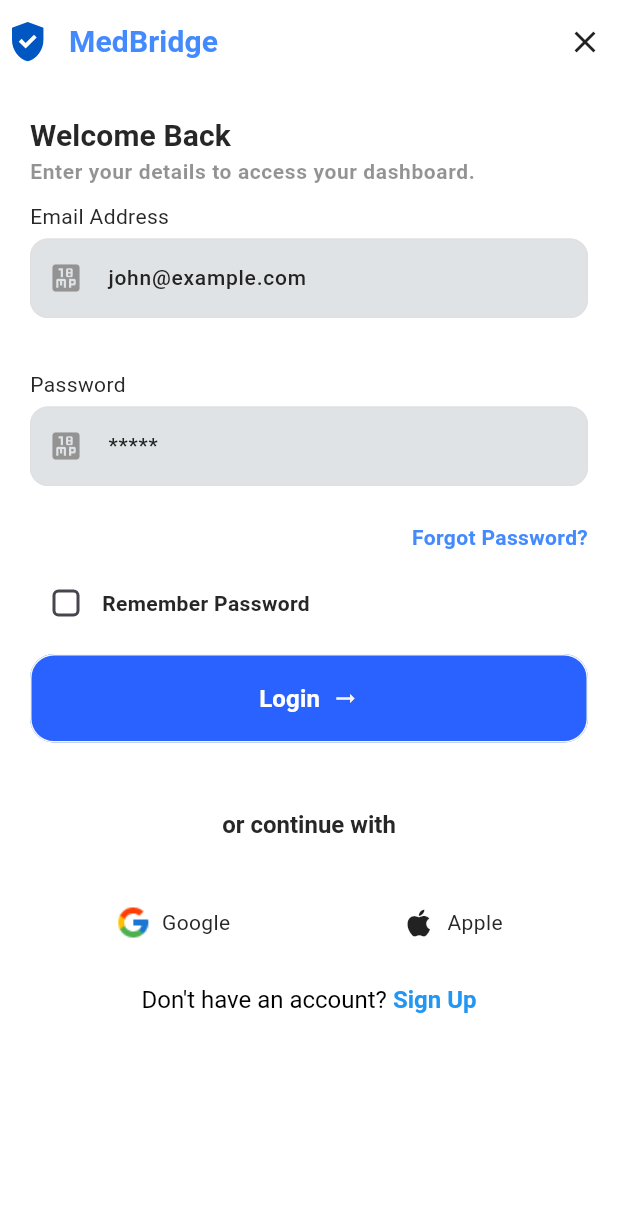
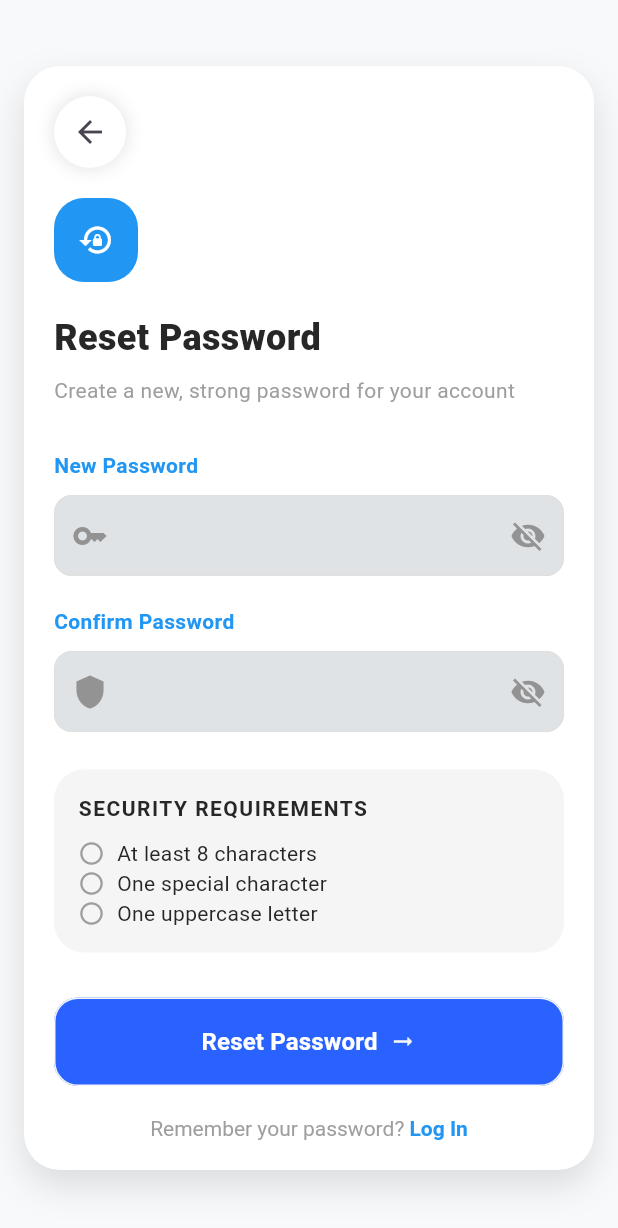
Before and after one commit to emonh001/MedBridgeTelemedicine, a Flutter app: the VerifyOtpScreen screen opened by its route, after a tap on "Verify", on a phone screen of 412 x 824 dp. Shown: the top 1228 px of the screen. Run offline on Flutter 3.47's test engine with Material 3 defaults, Android fonts, the light colour scheme and no system bars; our stand-ins replace carousel_slider, dots_indicator, file_picker, flutter_screenutil, flutter_svg, go_router and 4 more; accounts and stored records are empty.

Commit message:
forget password screen and reset passwoed screen added

```diff
--- a/lib/app/routes/app_router.dart
+++ b/lib/app/routes/app_router.dart
@@ -7,6 +7,7 @@
 import 'package:medbridge_telemedicine/features/auth/presentations/screens/login_screen.dart';
 import 'package:medbridge_telemedicine/features/auth/presentations/screens/onboarding/onboarding_screen.dart';
 import 'package:medbridge_telemedicine/features/auth/presentations/screens/password_reset_success_screen.dart';
+import 'package:medbridge_telemedicine/features/auth/presentations/screens/reset_password_screen.dart';
 import 'package:medbridge_telemedicine/features/auth/presentations/screens/role_selection_screen.dart';
 import 'package:medbridge_telemedicine/features/auth/presentations/screens/sign_up_doctor_screen.dart';
 import 'package:medbridge_telemedicine/features/auth/presentations/screens/sign_up_health_worker_screen.dart';
@@ -73,6 +74,13 @@
         name: RouteNames.forgotPassword,
         pageBuilder: (context, state) =>
         const MaterialPage(child: ForgotPasswordScreen()),
+      ),
+
+      GoRoute(
+        path: RouteNames.resetPassword,
+        name: RouteNames.resetPassword,
+        pageBuilder: (context, state) =>
+        const MaterialPage(child: ResetPasswordScreen()),
       ),
 
       GoRoute(
--- a/lib/app/routes/route_names.dart
+++ b/lib/app/routes/route_names.dart
@@ -5,6 +5,7 @@
   static const String onboard = '/onboard';
   static const String passwordReset = '/password-reset';
   static const String forgotPassword = '/forgot-password';
+  static const String resetPassword = '/reset-password';
   static const String login = '/login';
   static const String verifyOtp = '/verify-otp';
   static const String new_case = '/new_case';
--- a/lib/app/routes/route_paths.dart
+++ b/lib/app/routes/route_paths.dart
@@ -5,6 +5,7 @@
   static const String onboard = '/onboard';
   static const String passwordReset = '/password-reset';
   static const String forgotPassword = '/forgot-password';
+  static const String resetPassword = '/reset-password';
   static const String verifyOtp = '/verify-otp';
   static const String login = '/login';
   static const String new_case = '/new_case';
--- /dev/null
+++ b/lib/features/auth/presentations/screens/reset_password_screen.dart
@@ -0,0 +1,232 @@
+import 'package:flutter/gestures.dart';
+import 'package:flutter/material.dart';
+import 'package:go_router/go_router.dart';
+import 'package:medbridge_telemedicine/app/routes/route_names.dart';
+import 'package:medbridge_telemedicine/features/auth/presentations/widgets/back_button_widget.dart';
+import 'package:medbridge_telemedicine/features/common/presentations/widgets/primary_action_button.dart';
+
+import '../../data/models/validator.dart';
+import '../widgets/PasswordField.dart';
+
+
+class ResetPasswordScreen extends StatefulWidget {
+  const ResetPasswordScreen({super.key});
+
+  @override
+  State<ResetPasswordScreen> createState() => _ResetPasswordScreenState();
+}
+
+class _ResetPasswordScreenState extends State<ResetPasswordScreen> {
+
+  final TextEditingController _passwordTEController = TextEditingController();
+  final TextEditingController _confirmPasswordTEController = TextEditingController();
+  final _formKey = GlobalKey<FormState>();
+
+  bool obscurePassword = true;
+  bool obscureConfirm = true;
+  bool hasMinLength = false;
+  bool hasSpecialChar = false;
+  bool hasUppercase = false;
+
+  @override
+  Widget build(BuildContext context) {
+    return Scaffold(
+      backgroundColor: const Color(0xFFF7F9FB),
+      body: SafeArea(
+        child: Center(
+          child: SingleChildScrollView(
+            padding: const EdgeInsets.all(16),
+            child: Container(
+              constraints: const BoxConstraints(maxWidth: 400),
+              padding: const EdgeInsets.all(20),
+              decoration: BoxDecoration(
+                color: Colors.white,
+                borderRadius: BorderRadius.circular(24),
+                boxShadow: [
+                  BoxShadow(
+                    color: Colors.black12,
+                    blurRadius: 20,
+                    offset: Offset(0, 10),
+                  )
+                ],
+              ),
+              child: Form(
+                key: _formKey,
+                autovalidateMode: AutovalidateMode.onUserInteraction,
+                child: Column(
+                  crossAxisAlignment: CrossAxisAlignment.start,
+                  children: [
+
+                    BackButtonWidget(),
+
+                    const SizedBox(height: 20),
+
+                    /// Top Icon
+                    Container(
+                      padding: const EdgeInsets.all(16),
+                      decoration: BoxDecoration(
+                        color: Colors.blue,
+                        borderRadius: BorderRadius.circular(20),
+                      ),
+                      child: const Icon(Icons.lock_reset, color: Colors.white),
+                    ),
+
+                    const SizedBox(height: 20),
+
+                    /// 🔹 Title
+                    const Text(
+                      "Reset Password",
+                      style: TextStyle(
+                        fontSize: 24,
+                        fontWeight: FontWeight.w800,
+                      ),
+                    ),
+
+                    const SizedBox(height: 8),
+
+                    const Text(
+                      "Create a new, strong password for your account",
+                      style: TextStyle(color: Colors.grey),
+                    ),
+
+                    const SizedBox(height: 30),
+
+                    ///  New Password
+                    PasswordField(
+                        controller: _passwordTEController,
+                        hint: "",
+                        label: "New Password",
+                        obscure: obscurePassword,
+                        onToggle: () {
+                          setState(() {
+                            obscurePassword = !obscurePassword;
+                          });
+                        },
+                        icon: Icons.key,
+                        onChanged: (value) {
+                          setState(() {
+                            hasMinLength = value.length >= 8;
+                            hasSpecialChar = RegExp(r'[!@#$%^&*(),.?":{}|<>]').hasMatch(value);
+                            hasUppercase = RegExp(r'[A-Z]').hasMatch(value);
+                          });
+                        },
+                        validator: Validators.password),
+
+                    const SizedBox(height: 20),
+
+                    ///  Confirm Password
+                    PasswordField(
+                      controller: _confirmPasswordTEController,
+                      hint: "",
+                      label: "Confirm Password",
+                      obscure: obscureConfirm,
+                      onToggle: () {
+                        setState(() {
+                          obscureConfirm = !obscureConfirm;
+                        });
+                      },
+                      icon: Icons.shield,
+                      onChanged: (value) {
+                        setState(() {
+                          hasMinLength = value.length >= 8;
+                          hasSpecialChar = RegExp(r'[!@#$%^&*(),.?":{}|<>]').hasMatch(value);
+                          hasUppercase = RegExp(r'[A-Z]').hasMatch(value);
+                        });
+                      },
+                      validator: (value) => Validators.confirmPassword(
+                          value,
+                          _passwordTEController.text),),
+
+
+                    const SizedBox(height: 25),
+
+                    /// Security Requirements
+                    Container(
+                      padding: const EdgeInsets.all(16),
+                      decoration: BoxDecoration(
+                        color: const Color(0xFFF5F5F5),
+                        borderRadius: BorderRadius.circular(20),
+                      ),
+                      child: Column(
+                        crossAxisAlignment: CrossAxisAlignment.start,
+                        children: [
+                          const Text(
+                            "SECURITY REQUIREMENTS",
+                            style: TextStyle(
+                              fontWeight: FontWeight.w600,
+                              letterSpacing: 1,
+                            ),
+                          ),
+                          const SizedBox(height: 10),
+
+                          _buildRequirement("At least 8 characters", hasMinLength),
+                          _buildRequirement("One special character", hasSpecialChar),
+                          _buildRequirement("One uppercase letter", hasUppercase),
+
+                        ],
+                      ),
+                    ),
+
+                    const SizedBox(height: 30),
+
+                    /// Button
+                    SizedBox(
+                      width: double.infinity,
+                      child: PrimaryActionButton(text: 'Reset Password',
+                          onTap: (){
+                        context.go(RouteNames.passwordReset);
+                          }),
+                    ),
+
+
+                    const SizedBox(height: 20),
+
+                    /// 🔹 Login
+                    Center(
+                      child: RichText(
+                        text: TextSpan(
+                          text: "Remember your password? ",
+                          style: const TextStyle(color: Colors.grey),
+                          children: [
+                            TextSpan(
+                              text: "Log In",
+                              style: const TextStyle(
+                                color: Colors.blue,
+                                fontWeight: FontWeight.w600,
+                              ),
+                              recognizer: TapGestureRecognizer()
+                                ..onTap = () => _onTapLoginScreen(),
+                            )
+                          ],
+                        ),
+                      ),
+                    ),
+                  ],
+                ),
+              ),
+            ),
+          ),
+        ),
+      ),
+    );
+  }
+
+
+void _onTapLoginScreen(){
+    context.go(RouteNames.login);
+}
+  /// 🔹 Requirement Row
+  Widget _buildRequirement(String text, bool isValid) {
+    return Row(
+      children: [
+        Icon(
+          isValid ? Icons.check_circle : Icons.radio_button_unchecked,
+          color: isValid ? Colors.green : Colors.grey,
+          size: 18,
+        ),
+        const SizedBox(width: 8),
+        Text(text),
+      ],
+    );
+  }
+}
--- a/lib/features/auth/presentations/screens/verify_otp_screen.dart
+++ b/lib/features/auth/presentations/screens/verify_otp_screen.dart
@@ -107,7 +107,7 @@
                   SizedBox(
                     width: double.infinity,
                     child: PrimaryActionButton(text: "Verify", onTap: (){
-                      context.go(RouteNames.login);
+                      context.go(RouteNames.resetPassword);
                     }),
                   ),
 
--- /dev/null
+++ b/lib/features/auth/presentations/widgets/PasswordField.dart
@@ -0,0 +1,64 @@
+import 'package:flutter/material.dart';
+
+class PasswordField extends StatelessWidget {
+  const PasswordField({
+    super.key,
+    required this.controller,
+    required this.hint,
+    required this.label,
+    required this.obscure,
+    required this.onToggle,
+    required this.icon,
+    required this.onChanged,
+    required this.validator,
+  });
+
+  final TextEditingController controller;
+  final String hint;
+  final dynamic label;
+  final bool obscure;
+  final VoidCallback onToggle;
+  final IconData icon;
+  final Function(String p1)? onChanged;
+  final String? Function(String? p1)? validator;
+
+  @override
+  Widget build(BuildContext context) {
+    return Column(
+      crossAxisAlignment: CrossAxisAlignment.start,
+      children: [
+        Text(
+          label,
+          style: TextStyle(
+            color: Colors.blue,
+            fontWeight: FontWeight.w600,
+          ),
+        ),
+
+        const SizedBox(height: 10),
+
+        TextFormField(
+          controller: controller,
+          validator: validator,
+          obscureText: obscure,
+          onChanged: onChanged, // 👈 use it
+          decoration: InputDecoration(
+            prefixIcon: Icon(icon),
+            hintText: hint,
+            filled: true,
+            fillColor: const Color(0xFFE0E3E5),
+            border: OutlineInputBorder(
+                borderRadius: BorderRadius.circular(12),
+                borderSide: BorderSide.none),
+            suffixIcon: IconButton(
+              icon: Icon(
+                obscure ? Icons.visibility_off : Icons.visibility,
+              ),
+              onPressed: onToggle,
+            ),
+          ),
+        ),
+      ],
+    );
+  }
+}
```
